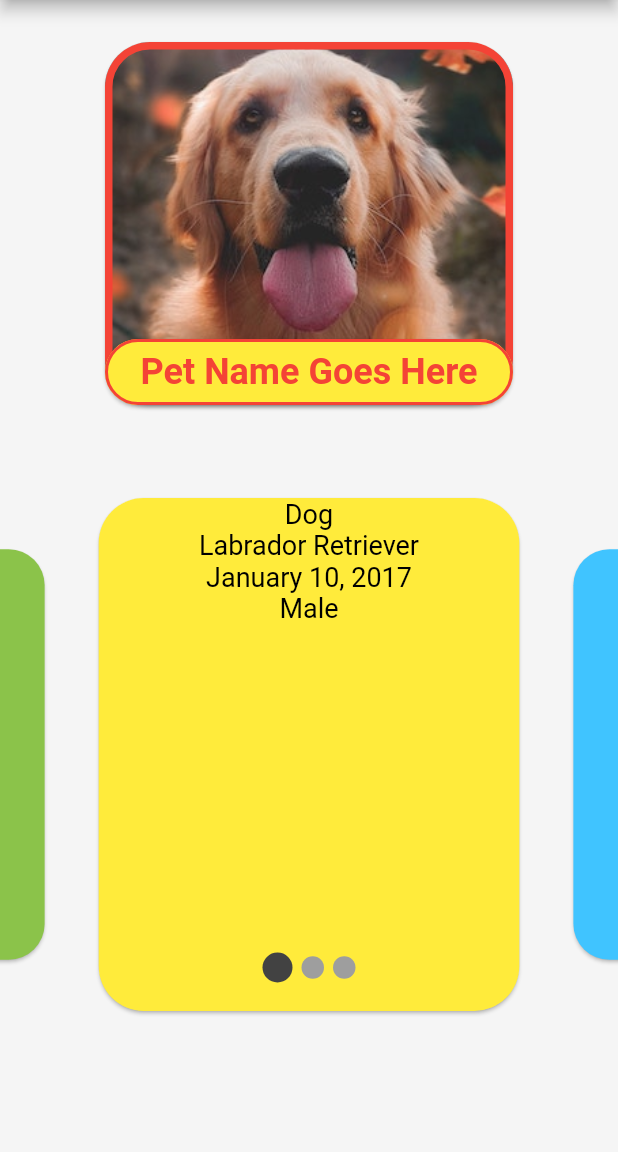
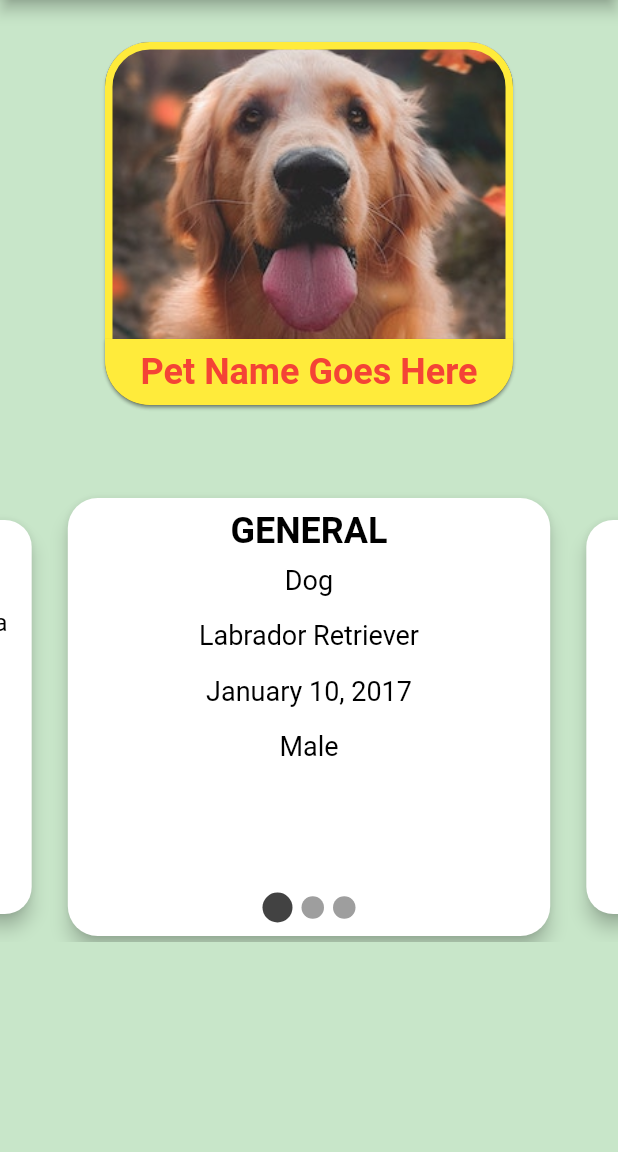
Before and after one commit to carlstep/mypetprojectb, a Flutter app: the screen it shows after launch, on a phone screen of 412 x 824 dp, the part 84-1236 px from its top. Run offline on Flutter 3.47's test engine with Material 2 defaults, Android fonts, the phone set to English and light mode, and no system bars; drawn by our look-alikes of card_swiper.

Commit message:
changes to design of info cards

```diff
--- a/lib/components/pet_card.dart
+++ b/lib/components/pet_card.dart
@@ -29,7 +29,7 @@ class PetCard extends StatelessWidget {
                   ),
                   shape: RoundedRectangleBorder(
                     borderRadius: BorderRadius.circular(30),
-                    side: BorderSide(color: Colors.red, width: 5.0),
+                    side: BorderSide(color: Colors.yellow, width: 5.0),
                   ),
                 ),
               ),
@@ -49,8 +49,8 @@ class PetCard extends StatelessWidget {
                     ),
                   ),
                   shape: RoundedRectangleBorder(
-                    borderRadius: BorderRadius.circular(30),
-                    side: BorderSide(color: Colors.red, width: 2.0),
+                    borderRadius: BorderRadius.only(bottomLeft: Radius.circular(30), bottomRight: Radius.circular(30)),
+                    //side: BorderSide(color: Colors.grey, width: 5.0),
                   ),
                 ),
               ),
--- a/lib/components/pet_card_info_section.dart
+++ b/lib/components/pet_card_info_section.dart
@@ -11,59 +11,135 @@ class PetCardInfoSection extends StatelessWidget {
   Widget build(BuildContext context) {
     return Container(
         decoration: BoxDecoration(
-          borderRadius: BorderRadius.all(Radius.circular(20),),
+          borderRadius: BorderRadius.all(
+            Radius.circular(20),
+          ),
         ),
         margin: EdgeInsets.only(top: 30, bottom: 30),
-        height: 350,
+        height: 300,
         width: 300,
         child: Swiper.children(
-          viewportFraction: 0.7,
-          scale: .8,
+          viewportFraction: 0.8,
+          scale: .9,
           autoplay: false,
           pagination: SwiperPagination(
-              margin: EdgeInsets.fromLTRB(0.0, 0.0, 0.0, 20.0),
+            //alignment: Alignment.bottomCenter,
+            //margin: EdgeInsets.fromLTRB(0.0, 0.0, 0.0, 10.0),
             builder: DotSwiperPaginationBuilder(
                 color: Colors.grey[500],
                 activeColor: Colors.grey[800],
                 size: 15.0,
-                  activeSize: 20.0)),
+                activeSize: 20.0),
+          ),
           children: <Widget>[
             Card(
+              elevation: 5.0,
               shape: RoundedRectangleBorder(
-                borderRadius: BorderRadius.circular(30),
+                borderRadius: BorderRadius.circular(20),
               ),
-              color: Colors.yellow,
+              color: Colors.white,
+              child: Container(
+                padding: EdgeInsets.all(8.0),
                 child: Column(
                   children: [
-                  Text('Dog', style: kPetCardInfoTextStyle,), // pet type
-                  Text('Labrador Retriever', style: kPetCardInfoTextStyle,), // breed of pet
-                  Text('January 10, 2017', style: kPetCardInfoTextStyle,), // date of birth
-                  Text('Male', style: kPetCardInfoTextStyle,), // sex
+                    Text(
+                      'GENERAL',
+                      style: kPetCardInfoTextStyleHeader,
+                    ),
+                    Padding(
+                      padding: const EdgeInsets.all(8.0),
+                      child: Text(
+                        'Dog',
+                        style: kPetCardInfoTextStyle,
+                      ),
+                    ), // pet type
+                    Padding(
+                      padding: const EdgeInsets.all(8.0),
+                      child: Text(
+                        'Labrador Retriever',
+                        style: kPetCardInfoTextStyle,
+                      ),
+                    ), // breed of pet
+                    Padding(
+                      padding: const EdgeInsets.all(8.0),
+                      child: Text(
+                        'January 10, 2017',
+                        style: kPetCardInfoTextStyle,
+                      ),
+                    ), // date of birth
+                    Padding(
+                      padding: const EdgeInsets.all(8.0),
+                      child: Text(
+                        'Male',
+                        style: kPetCardInfoTextStyle,
+                      ),
+                    ), // sex
                   ],
+                ),
               ),
             ),
             Card(
               shape: RoundedRectangleBorder(
-                borderRadius: BorderRadius.circular(30),
+                borderRadius: BorderRadius.circular(20),
               ),
-              color: Colors.lightBlueAccent,
+              elevation: 5.0,
+              color: Colors.white,
+              child: Container(
+                padding: EdgeInsets.all(8.0),
                 child: Column(
                   children: [
-                  Text('Vet Contact', style: kPetCardInfoTextStyle,), // vet contact
-                  Text('Groomer Contact', style: kPetCardInfoTextStyle,), // grooming contact
-                  Text('Pet Supplies Store', style: kPetCardInfoTextStyle,), // pet supplies store
+                    Text(
+                      'CONTACTS',
+                      style: kPetCardInfoTextStyleHeader,
+                    ),
+                    Padding(
+                      padding: const EdgeInsets.all(8.0),
+                      child: Text(
+                        'Vet Contact',
+                        style: kPetCardInfoTextStyle,
+                      ),
+                    ), // vet contact
+                    Padding(
+                      padding: const EdgeInsets.all(8.0),
+                      child: Text(
+                        'Groomer Contact',
+                        style: kPetCardInfoTextStyle,
+                      ),
+                    ), // grooming contact
+                    Padding(
+                      padding: const EdgeInsets.all(8.0),
+                      child: Text(
+                        'Pet Insurance',
+                        style: kPetCardInfoTextStyle,
+                      ),
+                    ), // pet supplies store
                   ],
+                ),
               ),
             ),
             Card(
               shape: RoundedRectangleBorder(
-                borderRadius: BorderRadius.circular(30),
+                borderRadius: BorderRadius.circular(20),
               ),
-              color: Colors.lightGreen,
+              elevation: 5.0,
+              color: Colors.white,
+              child: Container(
+                padding: EdgeInsets.all(8.0),
                 child: Column(
                   children: [
-                  Text('Pet Description', style: kPetCardInfoTextStyle,),
+                    Text(
+                      'DESCRIPTION',
+                      style: kPetCardInfoTextStyleHeader,
+                    ),
+                    Padding(
+                      padding: const EdgeInsets.all(8.0),
+                      child: Text(
+                        'Bella is a beautiful dog, she is calm but can sometimes be a bit silly, in a nice way. gold colour, medium long hair. Happy to meet people, comfortable around most dogs, but is shy and nervous around small, yappy dogs. Good on the lead and very well behaved off the lead.',
+                        style: kPetCardInfoTextStyle,
+                      ),
+                    ),
                   ],
+                ),
               ),
             ),
           ],
--- a/lib/main.dart
+++ b/lib/main.dart
@@ -17,7 +17,7 @@ class MyPetApp extends StatelessWidget {
     return MaterialApp(
       title: 'My Pet Project',
       home: Scaffold(
-        backgroundColor: Colors.grey[100],
+        backgroundColor: Colors.green[100],
         appBar: AppBar(
           title: Text('My Pet Project'),
         ),
--- a/lib/utils/constants.dart
+++ b/lib/utils/constants.dart
@@ -6,6 +6,12 @@ const kPetNameTextStyle = TextStyle(
   fontWeight: FontWeight.bold,
 );
 
+const kPetCardInfoTextStyleHeader = TextStyle(
+    fontSize: 24,
+    color: Colors.black,
+    fontWeight: FontWeight.bold
+);
+
 const kPetCardInfoTextStyle = TextStyle(
   fontSize: 18,
   color: Colors.black,
```
Lines whose indentation alone changed are shown as unchanged.
